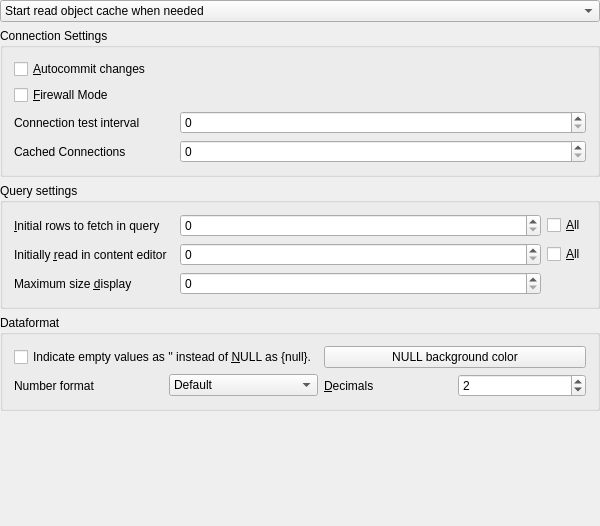
Before: the Qt Designer form src/widgets/todatabasesettingui.ui in tora-tool/tora, drawn with Qt 5.
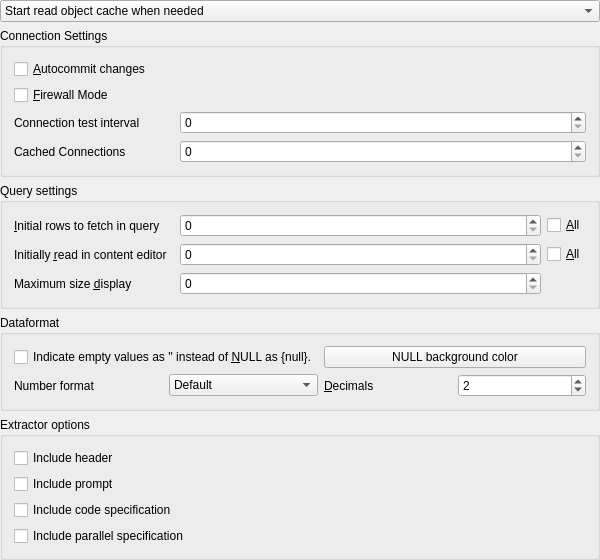
After: the same form once the commit is applied.

Commit message: move IncludeCodeBool IncludeHeaderBool IncludePromptBool IncludeParallelBool from Oracle config into global database config - should fix #56

The edit to the form file:
```diff
--- a/src/widgets/todatabasesettingui.ui
+++ b/src/widgets/todatabasesettingui.ui
@@ -7,7 +7,7 @@
     <x>0</x>
     <y>0</y>
     <width>600</width>
-    <height>526</height>
+    <height>556</height>
    </rect>
   </property>
   <property name="sizePolicy">
@@ -265,7 +265,7 @@
      </layout>
     </widget>
    </item>
-   <item row="5" column="0">
+   <item row="6" column="0">
     <spacer>
      <property name="orientation">
       <enum>Qt::Vertical</enum>
@@ -368,6 +368,43 @@
      </layout>
     </widget>
    </item>
+   <item row="5" column="0">
+    <widget class="QGroupBox" name="groupBox">
+     <property name="title">
+      <string>Extractor options</string>
+     </property>
+     <layout class="QGridLayout" name="gridLayout">
+      <item row="0" column="0">
+       <widget class="QCheckBox" name="IncludeHeaderBool">
+        <property name="text">
+         <string>Include header</string>
+        </property>
+       </widget>
+      </item>
+      <item row="1" column="0">
+       <widget class="QCheckBox" name="IncludePromptBool">
+        <property name="text">
+         <string>Include prompt</string>
+        </property>
+       </widget>
+      </item>
+      <item row="2" column="0">
+       <widget class="QCheckBox" name="IncludeCodeBool">
+        <property name="text">
+         <string>Include code specification</string>
+        </property>
+       </widget>
+      </item>
+      <item row="3" column="0">
+       <widget class="QCheckBox" name="IncludeParallelBool">
+        <property name="text">
+         <string>Include parallel specification</string>
+        </property>
+       </widget>
+      </item>
+     </layout>
+    </widget>
+   </item>
   </layout>
  </widget>
  <layoutdefault spacing="6" margin="11"/>
```
The commit also changes 7 other files.
